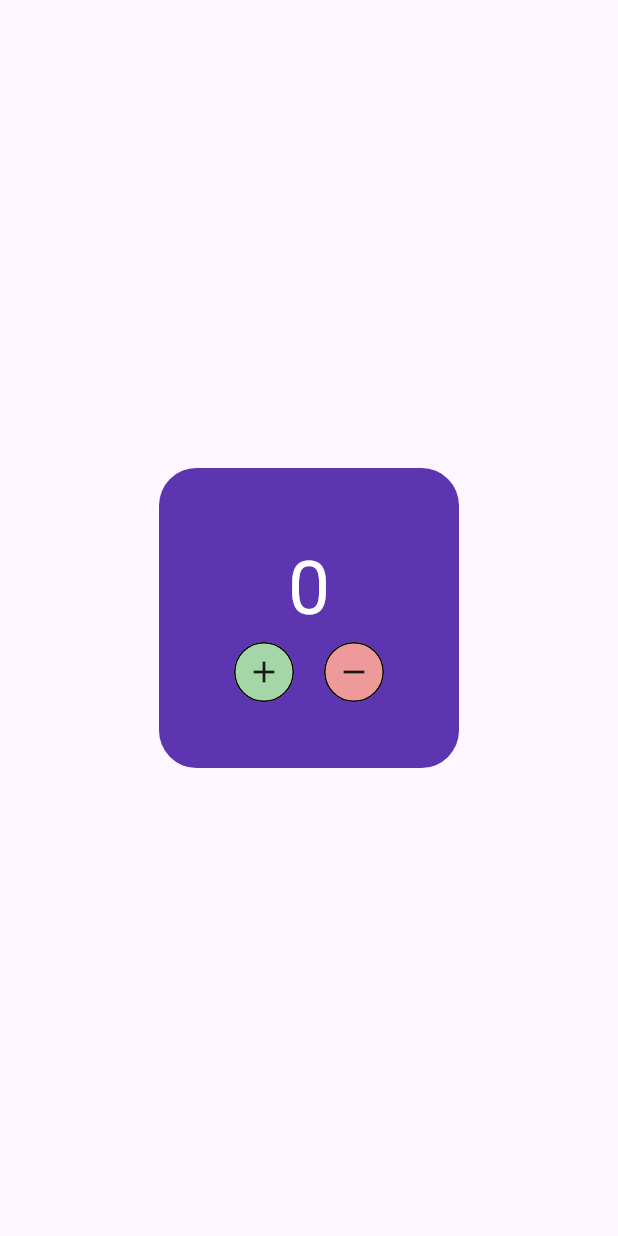
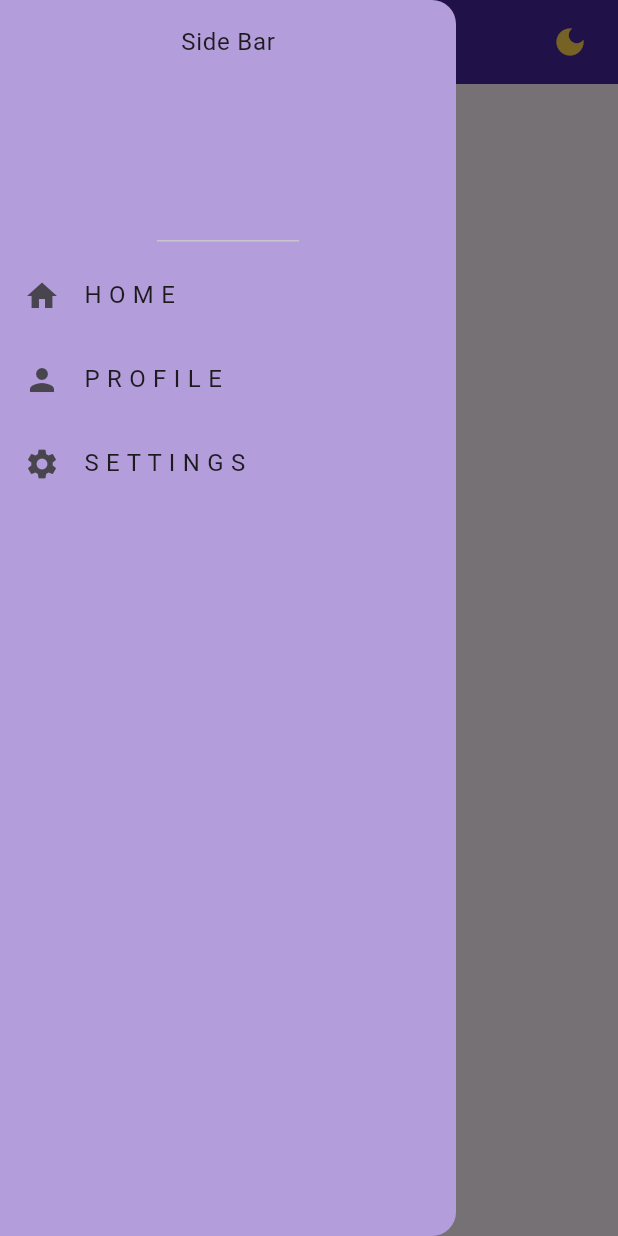
Before and after one commit to DarshDCoding/learningFlutter, a Flutter app: the screen it shows after launch, with the side drawer open (before the commit the screen has no drawer), on a phone screen of 412 x 824 dp. Run offline on Flutter 3.47's test engine with Material 3 defaults, Android fonts, the phone set to English and light mode, and no system bars.

Commit message:
adding navigation with side drawer

```diff
--- /dev/null
+++ b/lib/components/app_bar.dart
@@ -0,0 +1,13 @@
+import 'package:dotodo/components/dark_mode.dart';
+import 'package:flutter/material.dart';
+
+AppBar appBar (
+  String title
+){
+  return AppBar(title: Text(title, style: TextStyle(color: Colors.deepPurple.shade100),),
+      actions: [
+        IconButton(onPressed: (){}, icon:DarkMode() )
+      ],
+      backgroundColor:Colors.deepPurple.shade800,
+      );
+}
--- /dev/null
+++ b/lib/components/dark_mode.dart
@@ -0,0 +1,24 @@
+import 'package:flutter/material.dart';
+
+
+class DarkMode extends StatefulWidget {
+  const DarkMode({super.key});
+
+  @override
+  State<DarkMode> createState() => _DarkModeState();
+}
+
+class _DarkModeState extends State<DarkMode> {
+  bool isDark = false;
+  Icon themeControl = Icon(Icons.dark_mode, color: Colors.amber.shade300,);
+
+  @override
+  Widget build(BuildContext context) {
+    return IconButton(onPressed: (){
+      setState(() {
+      themeControl = isDark? Icon(Icons.dark_mode, color: Colors.amber.shade300,): Icon(Icons.light_mode, color: Colors.amber.shade300,) ;
+      isDark = isDark ? false: true;
+      });
+    }, icon: themeControl);
+  }
+}
--- /dev/null
+++ b/lib/components/navigation_drawer.dart
@@ -0,0 +1,39 @@
+import 'package:flutter/material.dart';
+
+class NavDrawer extends StatefulWidget {
+  const NavDrawer({super.key});
+
+  @override
+  State<NavDrawer> createState() => _NavDrawerState();
+}
+
+class _NavDrawerState extends State<NavDrawer> {
+  @override
+  Widget build(BuildContext context) {
+    return Drawer(
+        backgroundColor: Colors.deepPurple.shade200,
+        child: Column(
+          children: [
+            DrawerHeader(child: Text("Side Bar")),
+          ListTile(
+            leading: Icon(Icons.home),
+            title: Text("H O M E"),
+            onTap: () {
+              Navigator.pushNamed(context, "/");
+            },
+          ),
+          ListTile(
+            leading: Icon(Icons.person),
+            title: Text("P R O F I L E"),
+            onTap: () => Navigator.pushNamed(context, "/profile"),
+          ),
+          ListTile(
+            leading: Icon(Icons.settings),
+            title: Text("S E T T I N G S"),
+            onTap: () => Navigator.pushNamed(context, '/settings'),
+          )
+          ],
+        ),
+      );
+  }
+}
--- a/lib/main.dart
+++ b/lib/main.dart
@@ -1,98 +1,27 @@
+import 'package:dotodo/pages/home_page.dart';
+import 'package:dotodo/pages/profile_page.dart';
+import 'package:dotodo/pages/settings_page.dart';
 import 'package:flutter/material.dart';
 
-void main() {
+
+void main (){
   runApp(App());
 }
 
-Widget crateButton({
-  required IconData icon,
-  required VoidCallback tapp,
-  required Color color,
-}) {
-  return Material(
-    borderRadius: BorderRadius.circular(20),
-    // color: color,
-    child: GestureDetector(
-      onTap: tapp,
-      child: Container(
-        height: 40,
-        width: 40,
-        decoration: BoxDecoration(
-          border: Border.all(color: Colors.black),
-          borderRadius: BorderRadius.circular(20),
-          color: color,
-        ),
-        child: Icon(icon),
-      ),
-    ),
-  );
-}
 
-class App extends StatefulWidget {
+class App extends StatelessWidget {
   const App({super.key});
 
-  @override
-  State<App> createState() => _AppState();
-}
-
-class _AppState extends State<App> {
-  int counter = 0;
-  Color culler = Colors.deepPurple.shade600;
   @override
   Widget build(BuildContext context) {
     return MaterialApp(
       debugShowCheckedModeBanner: false,
-      home: Scaffold(
-        body: Center(
-          child: Container(
-            height: 200,
-            width: 200,
-            decoration: BoxDecoration(
-              color: culler,
-              borderRadius: BorderRadius.circular(25),
-            ),
-            child: Container(
-              margin: EdgeInsets.symmetric(vertical: 10, horizontal: 50),
-              child: Column(
-                mainAxisAlignment: MainAxisAlignment.center,
-                children: [
-                  Text(
-                    "$counter",
-                    style: TextStyle(fontSize: 50, color: Colors.white),
-                  ),
-                  Row(
-                    mainAxisAlignment: MainAxisAlignment.spaceBetween,
-                    children: [
-                      //add
-                      crateButton(
-                        icon: Icons.add,
-                        tapp: () => {
-                          setState(() {
-                            counter++;
-                            culler = Colors.green.shade600;
-                          }),
-                        },
-                        color: Colors.green.shade200,
-                      ),
-                      //remove
-                      crateButton(
-                        icon: Icons.remove,
-                        tapp: () => {
-                          setState(() {
-                            counter--;
-                            culler = Colors.red.shade600;
-                          }),
-                        },
-                        color: Colors.red.shade200,
-                      ),
-                    ],
-                  ),
-                ],
-              ),
-            ),
-          ),
-        ),
-      ),
+      // home: HomePage(),
+      routes: {
+        '/': (context) => HomePage(),
+        '/profile': (context) => PorfilePage(),
+        '/settings': (context) => Settings()
+      },
     );
   }
 }
--- /dev/null
+++ b/lib/pages/home_page.dart
@@ -0,0 +1,15 @@
+import 'package:dotodo/components/app_bar.dart';
+import 'package:dotodo/components/navigation_drawer.dart';
+import 'package:flutter/material.dart';
+
+class HomePage extends StatelessWidget {
+  const HomePage({super.key});
+
+  @override
+  Widget build(BuildContext context) {
+    return Scaffold(
+      appBar:appBar("Home"),
+      drawer: NavDrawer(),
+    );
+  }
+}
--- /dev/null
+++ b/lib/pages/profile_page.dart
@@ -0,0 +1,15 @@
+import 'package:dotodo/components/app_bar.dart';
+import 'package:dotodo/components/navigation_drawer.dart';
+import 'package:flutter/material.dart';
+
+class PorfilePage extends StatelessWidget {
+  const PorfilePage({super.key});
+
+  @override
+  Widget build(BuildContext context) {
+    return Scaffold(
+      appBar:appBar("Profile"),
+      drawer: NavDrawer(),
+    );
+  }
+}
--- /dev/null
+++ b/lib/pages/settings_page.dart
@@ -0,0 +1,15 @@
+import 'package:dotodo/components/app_bar.dart';
+import 'package:dotodo/components/navigation_drawer.dart';
+import 'package:flutter/material.dart';
+
+class Settings extends StatelessWidget {
+  const Settings({super.key});
+
+  @override
+  Widget build(BuildContext context) {
+    return Scaffold(
+      appBar:appBar("Settings"),
+      drawer: NavDrawer(),
+    );
+  }
+}
```
